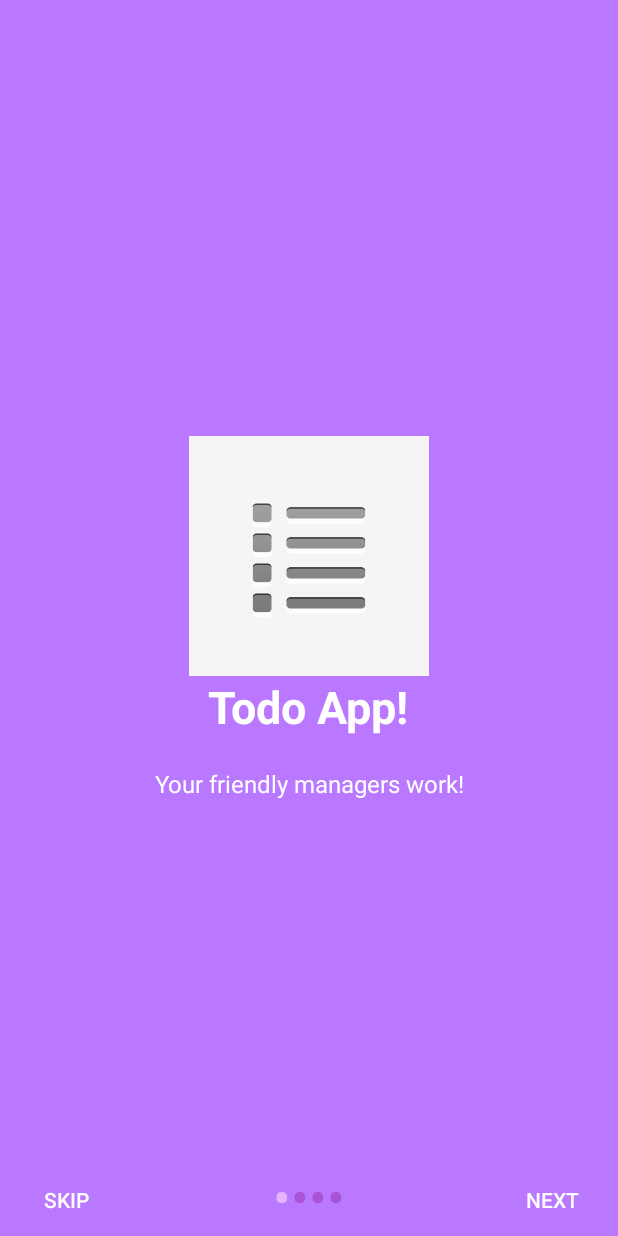
After one commit to saccerwin/todolist-project-group1, an Android app: the WelcomeActivity screen opened directly, with no data from a screen before it, on a phone screen of 412 x 824 dp. The commit adds this screen. Run offline under Robolectric (Android 15) with nearby library versions, the phone set to English and light mode, and no system bars.

Commit message:
add welcomeactivity

```diff
--- a/code/app/src/main/java/com/example/saccerwin/todolist_group1/LoginActivity.java
+++ b/code/app/src/main/java/com/example/saccerwin/todolist_group1/LoginActivity.java
@@ -34,7 +34,7 @@ public class LoginActivity extends AppCompatActivity {
         btnSignIn.setOnClickListener(new View.OnClickListener() {
             @Override
             public void onClick(View v) {
-                Intent intent = new Intent(LoginActivity.this, NavigationDrawerMainActivity.class);
+                Intent intent = new Intent(LoginActivity.this, WelcomeActivity.class);
                 startActivity(intent);
             }
         });
--- /dev/null
+++ b/code/app/src/main/java/com/example/saccerwin/todolist_group1/WelcomeActivity.java
@@ -0,0 +1,187 @@
+package com.example.saccerwin.todolist_group1;
+
+import android.content.Context;
+import android.content.Intent;
+import android.graphics.Color;
+import android.os.Build;
+import android.support.v4.view.PagerAdapter;
+import android.support.v4.view.ViewPager;
+import android.support.v7.app.AppCompatActivity;
+import android.os.Bundle;
+import android.text.Html;
+import android.view.LayoutInflater;
+import android.view.View;
+import android.view.ViewGroup;
+import android.view.Window;
+import android.view.WindowManager;
+import android.widget.Button;
+import android.widget.LinearLayout;
+import android.widget.TextView;
+
+public class WelcomeActivity extends AppCompatActivity {
+
+    private ViewPager mViewPager;
+    private IntroViewPagerAdapter mPagerAdapter;
+    private LinearLayout mDotsLayout;
+    private TextView[] mDots;
+    private int[] mLayouts;
+    private Button mBtnSkip;
+    private Button mBtnNext;
+    private PrefManager mPrefManager;
+
+    @Override
+    protected void onCreate(Bundle savedInstanceState) {
+        super.onCreate(savedInstanceState);
+
+        if (!PrefManager.getInstance(this).isFirstTimeLaunch()) {
+            launchHomeScreen();
+        }
+
+        //Making notification bar transparent
+        if (Build.VERSION.SDK_INT >= Build.VERSION_CODES.LOLLIPOP) {
+            getWindow().getDecorView().setSystemUiVisibility(View.SYSTEM_UI_FLAG_LIGHT_STATUS_BAR | View.SYSTEM_UI_FLAG_LAYOUT_FULLSCREEN);
+
+        }
+
+        setContentView(R.layout.activity_welcome);
+
+        mViewPager = (ViewPager) findViewById(R.id.view_pager);
+        mDotsLayout = (LinearLayout) findViewById(R.id.layoutDots);
+        mBtnSkip = (Button) findViewById(R.id.btn_skip);
+        mBtnNext = (Button) findViewById(R.id.btn_next);
+
+        /**
+         * Layouts of all welcome slides
+         * add few more layouts if you want
+         */
+        mLayouts = new int[]{R.layout.welcome_slide1, R.layout.welcome_slide2, R.layout.welcome_slide3, R.layout.welcome_slide4};
+        addBottomDots(0);
+        changeStatusBarColor();
+
+        mPagerAdapter = new IntroViewPagerAdapter();
+        mViewPager.setAdapter(mPagerAdapter);
+        mViewPager.addOnPageChangeListener(mViewPagerChangeListener);
+
+        mBtnSkip.setOnClickListener(new View.OnClickListener(){
+
+            @Override
+            public void onClick(View v) {
+                launchHomeScreen();
+            }
+        });
+
+        mBtnNext.setOnClickListener(new View.OnClickListener() {
+            @Override
+            public void onClick(View v) {
+                /**
+                 * Checking for last page if last page home screen will be launched
+                 */
+                int current = getItem(1);
+                if (current < mLayouts.length) {
+                    // move to nex screen
+                    mViewPager.setCurrentItem(current);
+                } else {
+                    launchHomeScreen();
+                }
+
+            }
+        });
+    }
+    private ViewPager.OnPageChangeListener mViewPagerChangeListener = new ViewPager.OnPageChangeListener() {
+        @Override
+        public void onPageScrolled(int position, float positionOffset, int positionOffsetPixels) {
+
+        }
+
+        @Override
+        public void onPageSelected(int position) {
+            addBottomDots(position);
+            //Change the next button text 'NEXT'/'GOT IT'
+            if (position == mLayouts.length - 1) {
+                mBtnNext.setText(getString(R.string.start));
+                mBtnSkip.setVisibility(View.GONE);
+            } else {
+                //Still pages are left
+                mBtnNext.setText(getString(R.string.next));
+                mBtnSkip.setVisibility(View.VISIBLE);
+            }
+        }
+
+        @Override
+        public void onPageScrollStateChanged(int state) {
+
+        }
+    };
+
+    private void addBottomDots(int currentPage) {
+        mDots = new TextView[mLayouts.length];
+
+        int[] colorsActive = getResources().getIntArray(R.array.array_dot_active);
+        int[] colorsInActive = getResources().getIntArray(R.array.array_dot_inactive);
+
+        mDotsLayout.removeAllViews();
+        for (int i = 0; i < mDots.length; i++) {
+            mDots[i] = new TextView(this);
+            mDots[i].setText(Html.fromHtml("•"));
+            mDots[i].setTextSize(35);
+            mDots[i].setTextColor(colorsInActive[currentPage]);
+            mDotsLayout.addView(mDots[i]);
+        }
+        if (mDots.length > 0) {
+            mDots[currentPage].setTextColor(colorsActive[currentPage]);
+        }
+    }
+
+    /**
+     * Making notification bar transparent
+     */
+    private void changeStatusBarColor() {
+        if (Build.VERSION.SDK_INT >= Build.VERSION_CODES.LOLLIPOP) {
+            Window window = getWindow();
+            window.addFlags(WindowManager.LayoutParams.FLAG_DRAWS_SYSTEM_BAR_BACKGROUNDS);
+            window.setStatusBarColor(Color.TRANSPARENT);
+        }
+    }
+
+    private int getItem(int i) {
+        return mViewPager.getCurrentItem() + i;
+    }
+
+    private void launchHomeScreen() {
+        Intent intent = new Intent(this, NavigationDrawerMainActivity.class);
+        startActivity(intent);
+        finish();
+    }
+
+    public class IntroViewPagerAdapter extends PagerAdapter {
+        private LayoutInflater mInflater;
+
+        public IntroViewPagerAdapter() {
+            super();
+        }
+
+        @Override
+        public Object instantiateItem(ViewGroup container, int position) {
+            mInflater = (LayoutInflater) getSystemService(Context.LAYOUT_INFLATER_SERVICE);
+            View view = mInflater.inflate(mLayouts[position], container, false);
+            container.addView(view);
+            return view;
+        }
+
+        @Override
+        public int getCount() {
+            return mLayouts.length;
+        }
+
+        @Override
+        public boolean isViewFromObject(View view, Object object) {
+            return view == object;
+        }
+
+        @Override
+        public void destroyItem(ViewGroup container, int position, Object object) {
+            View view = (View) object;
+            container.removeView(view);
+        }
+    }
+}
--- /dev/null
+++ b/code/app/src/main/res/layout/activity_welcome.xml
@@ -0,0 +1,52 @@
+<?xml version="1.0" encoding="utf-8"?>
+<RelativeLayout xmlns:android="http://schemas.android.com/apk/res/android"
+    android:layout_width="match_parent"
+    android:layout_height="match_parent">
+
+    <android.support.v4.view.ViewPager
+        android:id="@+id/view_pager"
+        android:layout_width="match_parent"
+        android:layout_height="match_parent"/>
+
+    <LinearLayout
+        android:id="@+id/layoutDots"
+        android:layout_width="match_parent"
+        android:layout_height="30dp"
+        android:layout_alignParentBottom="true"
+        android:layout_marginBottom="20dp"
+        android:gravity="center"
+        android:orientation="horizontal">
+
+
+    <View
+        android:layout_width="match_parent"
+        android:layout_height="1dp"
+        android:layout_above="@id/layoutDots"
+        android:alpha=".5"
+        android:background="@android:color/white"/>
+
+    </LinearLayout>
+
+    <Button
+        android:id="@+id/btn_next"
+        android:layout_width="wrap_content"
+        android:layout_height="wrap_content"
+        android:layout_alignParentBottom="true"
+        android:layout_alignParentRight="true"
+        android:background="@null"
+        android:text="@string/next"
+        android:textColor="@android:color/white"/>
+
+    <Button
+        android:id="@+id/btn_skip"
+        android:layout_width="wrap_content"
+        android:layout_height="wrap_content"
+        android:layout_alignParentBottom="true"
+        android:layout_alignParentLeft="true"
+        android:background="@null"
+        android:text="@string/skip"
+        android:textColor="@android:color/white"/>
+
+
+
+</RelativeLayout>
--- /dev/null
+++ b/code/app/src/main/res/layout/welcome_slide1.xml
@@ -0,0 +1,39 @@
+<?xml version="1.0" encoding="utf-8"?>
+<RelativeLayout xmlns:android="http://schemas.android.com/apk/res/android"
+    android:layout_width="match_parent"
+    android:layout_height="match_parent"
+    android:background="@color/bg_screen4">
+
+    <LinearLayout
+        android:layout_width="wrap_content"
+        android:layout_height="wrap_content"
+        android:layout_centerInParent="true"
+        android:gravity="center_horizontal"
+        android:orientation="vertical">
+
+        <ImageView
+            android:layout_width="@dimen/img_width_height"
+            android:layout_height="@dimen/img_width_height"
+            android:src="@drawable/unnamed"/>
+
+        <TextView
+            android:layout_width="wrap_content"
+            android:layout_height="wrap_content"
+            android:text="@string/slide_1_title"
+            android:textColor="@android:color/white"
+            android:textSize="@dimen/slide_title"
+            android:textStyle="bold"/>
+
+        <TextView
+            android:layout_width="wrap_content"
+            android:layout_height="wrap_content"
+            android:layout_marginTop="20dp"
+            android:paddingLeft="@dimen/desc_padding"
+            android:paddingRight="@dimen/desc_padding"
+            android:text="@string/slide_1_desc"
+            android:textAlignment="center"
+            android:textColor="@android:color/white"
+            android:textSize="@dimen/slide_desc"/>
+
+    </LinearLayout>
+</RelativeLayout>
--- a/code/app/src/main/res/values/colors.xml
+++ b/code/app/src/main/res/values/colors.xml
@@ -16,4 +16,25 @@
     <color name="color_bg_tv_tag">#bfc4c9</color>
     <color name="color_violet">#d936ef</color>
     <color name="color_line_gray">#BDBDBD</color>
+
+    <!-- Screens background color-->
+    <color name="bg_screen4">#BA77FF</color>
+    <!-- dots inactive colors -->
+    <color name="dot_dark_screen4">#a854d4</color>
+    <!-- dots active colors -->
+    <color name="dot_light_screen4">#e4b5fc</color>
+
+    <array name="array_dot_active">
+        <item>@color/dot_light_screen4</item>
+        <item>@color/dot_light_screen4</item>
+        <item>@color/dot_light_screen4</item>
+        <item>@color/dot_light_screen4</item>
+    </array>
+
+    <array name="array_dot_inactive">
+        <item>@color/dot_dark_screen4</item>
+        <item>@color/dot_dark_screen4</item>
+        <item>@color/dot_dark_screen4</item>
+        <item>@color/dot_dark_screen4</item>
+    </array>
 </resources>
--- a/code/app/src/main/res/values/dimens.xml
+++ b/code/app/src/main/res/values/dimens.xml
@@ -38,6 +38,15 @@
     <dimen name="text_size_80">80sp</dimen>
     <dimen name="text_size_90">90sp</dimen>
     <dimen name="text_size_100">100sp</dimen>
+
+    <!-- welcome slide -->
+    <dimen name="dots_height">30dp</dimen>
+    <dimen name="dots_margin_bottom">20dp</dimen>
+    <dimen name="img_width_height">160dp</dimen>
+    <dimen name="slide_title">30dp</dimen>
+    <dimen name="slide_desc">16dp</dimen>
+    <dimen name="desc_padding">40dp</dimen>
+
     <!-- Default screen margins, per the Android Design guidelines. -->
     <dimen name="nav_header_vertical_spacing">16dp</dimen>
     <dimen name="nav_header_height">160dp</dimen>
--- a/code/app/src/main/res/values/strings.xml
+++ b/code/app/src/main/res/values/strings.xml
@@ -27,6 +27,26 @@
     <string name="navigation_menu_groups">Groups</string>
     <string name="navigation_menu_profile">Profile</string>
 
+    <!-- Welcome -->
+    <string name="next">NEXT</string>
+    <string name="skip">SKIP</string>
+    <string name="start">FINISH</string>
+
+    <string name="slide_1_title">Todo App!</string>
+    <string name="slide_1_desc">Your friendly managers work!</string>
+
+    <string name="slide_2_title">Dayly Planner</string>
+    <string name="slide_2_desc">Do is a to do list, a calendar!</string>
+
+    <string name="slide_3_title">Grouping</string>
+    <string name="slide_3_desc">Clearer, more convenient for work!</string>
+
+    <string name="slide_4_title">Made Simple</string>
+    <string name="slide_4_desc">Keep yourself organized and enjoy every minute of it!</string>
+
+    <string name="play_again_desc">To see the welcome slider again, goto Settings -> apps -> welcome slider -> clear data</string>
+    <string name="play_again">Play Again</string>
+
     <!-- TODO: Remove or change this placeholder text -->
     <string name="hello_blank_fragment">Hello blank fragment</string>
 </resources>
--- a/code/build.gradle
+++ b/code/build.gradle
@@ -5,7 +5,7 @@ buildscript {
         jcenter()
     }
     dependencies {
-        classpath 'com.android.tools.build:gradle:2.2.2'
+        classpath 'com.android.tools.build:gradle:2.2.3'
 
         // NOTE: Do not place your application dependencies here; they belong
         // in the individual module build.gradle files
```
Also changed, not shown: code/app/src/main/AndroidManifest.xml (+5 -2 lines), code/app/src/main/java/com/example/saccerwin/todolist_group1/PrefManager.java (added, +39 -0 lines), code/app/src/main/res/layout/welcome_slide2.xml (added, +40 -0 lines), code/app/src/main/res/layout/welcome_slide3.xml (added, +39 -0 lines), code/app/src/main/res/layout/welcome_slide4.xml (added, +40 -0 lines), code/app/src/main/res/drawable/dayly.png (added), code/app/src/main/res/drawable/group.png (added), code/app/src/main/res/drawable/made.png (added), code/app/src/main/res/drawable/unnamed.png (added).
